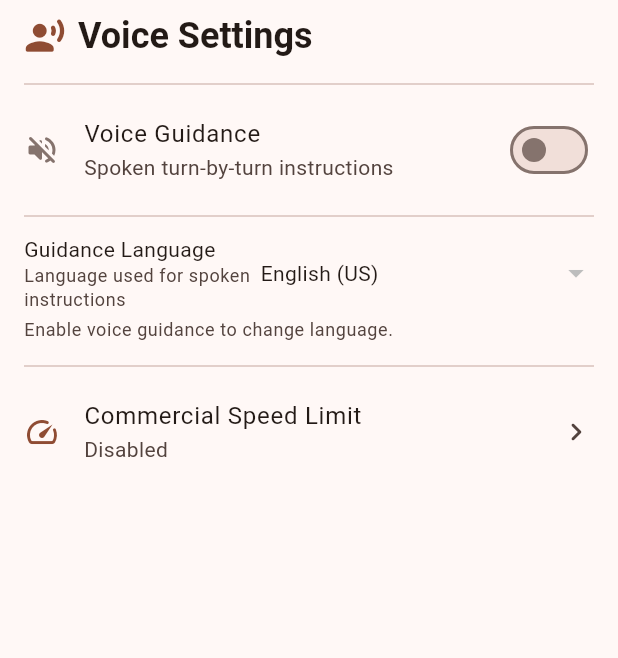
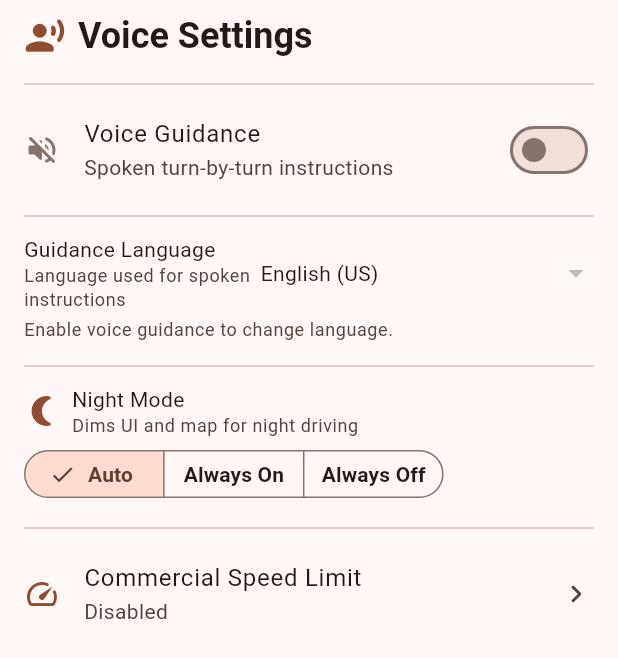
Before and after one commit to dukens11-create/kingtrux, a Flutter app: the VoiceSettingsSheet widget shown alone on an empty page, opened directly, after a tap on "Voice Guidance", on a phone screen of 412 x 824 dp. Shown: the top 658 px of the screen. Run offline on Flutter 3.47's test engine with Material 3 defaults, Android fonts, the phone set to English and light mode, and no system bars; our stand-ins replace flutter_tts, geolocator, google_maps_flutter, shared_preferences, speech_to_text; missing offline and left inert: purchases_flutter; accounts and stored records are empty.

Commit message:
feat: implement automatic night mode for KINGTRUX navigation
- Add NightModeOption enum (auto/alwaysOn/alwaysOff) and NightModeSettingsService
  with SharedPreferences persistence and isNightByTime() helper
- Add nightModeOption state and isNightMode getter to AppState;
  load persisted setting during init(); periodic auto-timer updates
  isNightMode every minute when in Auto mode
- Drive MaterialApp.themeMode from AppState.isNightMode in app.dart
- Update map_screen _syncMapStyle() to use AppState.isNightMode
  so dark map style tracks night mode (not just system brightness)
- Add Night Mode SegmentedButton to VoiceSettingsSheet settings panel
- Add night_mode_test.dart: isNightByTime boundary checks + save/load round-trips

Co-authored-by: dukens11-create <249652828+dukens11-create@users.noreply.github.com>

```diff
--- a/lib/app.dart
+++ b/lib/app.dart
@@ -12,13 +12,15 @@ class KingTruxApp extends StatelessWidget {
   Widget build(BuildContext context) {
     return ChangeNotifierProvider(
       create: (_) => AppState(),
-      child: MaterialApp(
-        title: 'KINGTRUX',
-        theme: AppTheme.light,
-        darkTheme: AppTheme.dark,
-        themeMode: ThemeMode.system,
-        home: const MapScreen(),
-        debugShowCheckedModeBanner: false,
+      child: Consumer<AppState>(
+        builder: (context, state, _) => MaterialApp(
+          title: 'KINGTRUX',
+          theme: AppTheme.light,
+          darkTheme: AppTheme.dark,
+          themeMode: state.isNightMode ? ThemeMode.dark : ThemeMode.light,
+          home: const MapScreen(),
+          debugShowCheckedModeBanner: false,
+        ),
       ),
     );
   }
--- /dev/null
+++ b/lib/services/night_mode_service.dart
@@ -0,0 +1,45 @@
+import 'package:shared_preferences/shared_preferences.dart';
+
+/// Controls when the app switches to the dark/night UI theme.
+enum NightModeOption {
+  /// Automatically switch to night mode between 20:00 and 05:59 local time.
+  auto,
+
+  /// Always use the dark/night theme regardless of the time.
+  alwaysOn,
+
+  /// Always use the light/day theme regardless of the time.
+  alwaysOff,
+}
+
+/// Persists [NightModeOption] to device storage via [SharedPreferences].
+class NightModeSettingsService {
+  static const _key = 'night_mode_option';
+
+  /// Returns `true` if [now] falls within the nighttime window (20:00–05:59).
+  static bool isNightByTime(DateTime now) {
+    return now.hour >= 20 || now.hour < 6;
+  }
+
+  /// Load the persisted [NightModeOption].
+  ///
+  /// Returns [NightModeOption.auto] when no value has been saved or on error.
+  Future<NightModeOption> load() async {
+    try {
+      final prefs = await SharedPreferences.getInstance();
+      final raw = prefs.getString(_key);
+      return NightModeOption.values.firstWhere(
+        (o) => o.name == raw,
+        orElse: () => NightModeOption.auto,
+      );
+    } catch (_) {
+      return NightModeOption.auto;
+    }
+  }
+
+  /// Persist [option] to device storage.
+  Future<void> save(NightModeOption option) async {
+    final prefs = await SharedPreferences.getInstance();
+    await prefs.setString(_key, option.name);
+  }
+}
--- a/lib/state/app_state.dart
+++ b/lib/state/app_state.dart
@@ -43,6 +43,7 @@ import '../services/truck_speed_limit_service.dart';
 import '../models/truck_stop_brand.dart';
 import '../services/truck_stop_brand_settings_service.dart';
 import '../services/truck_stop_filter_service.dart';
+import '../services/night_mode_service.dart';
 
 /// Application state management using ChangeNotifier
 class AppState extends ChangeNotifier {
@@ -71,10 +72,13 @@ class AppState extends ChangeNotifier {
   final TruckSpeedLimitService _truckSpeedLimitService = TruckSpeedLimitService();
   final TruckStopBrandSettingsService _truckStopBrandSettingsService =
       TruckStopBrandSettingsService();
+  final NightModeSettingsService _nightModeSettingsService =
+      NightModeSettingsService();
   final _uuid = const Uuid();
   StreamSubscription<Position>? _routeMonitorSub;
   StreamSubscription<Position>? _speedMonitorSub;
   Timer? _forecastTimer;
+  Timer? _nightModeTimer;
   // Lazily initialised on first use; never touched during unit tests unless
   // voice guidance is explicitly invoked.
   FlutterTts? _ttsInstance;
@@ -184,6 +188,31 @@ class AppState extends ChangeNotifier {
   /// Legal commercial truck speed limit for [currentUsState] in mph, or `null`
   /// when the state is unknown or has no entry in the database.
   double? stateTruckSpeedLimitMph;
+
+  // ---------------------------------------------------------------------------
+  // Night mode state
+  // ---------------------------------------------------------------------------
+
+  /// Controls when the app switches to the dark/night theme.
+  ///
+  /// Defaults to [NightModeOption.auto] (night hours 20:00–05:59).
+  NightModeOption nightModeOption = NightModeOption.auto;
+
+  /// Returns `true` when the dark/night theme should currently be active.
+  ///
+  /// - [NightModeOption.alwaysOn] → always `true`
+  /// - [NightModeOption.alwaysOff] → always `false`
+  /// - [NightModeOption.auto] → `true` between 20:00 and 05:59 local time
+  bool get isNightMode {
+    switch (nightModeOption) {
+      case NightModeOption.alwaysOn:
+        return true;
+      case NightModeOption.alwaysOff:
+        return false;
+      case NightModeOption.auto:
+        return NightModeSettingsService.isNightByTime(DateTime.now());
+    }
+  }
 
   // ---------------------------------------------------------------------------
   // Hazard alert state
@@ -346,6 +375,13 @@ class AppState extends ChangeNotifier {
     } catch (e) {
       debugPrint('Error loading truck stop brand settings: $e');
     }
+    try {
+      nightModeOption = await _nightModeSettingsService.load();
+      notifyListeners();
+    } catch (e) {
+      debugPrint('Error loading night mode settings: $e');
+    }
+    _startNightModeTimer();
     try {
       await refreshMyLocation();
     } catch (e) {
@@ -913,6 +949,33 @@ class AppState extends ChangeNotifier {
     notifyListeners();
   }
 
+  /// Update the night mode option and persist it.
+  ///
+  /// In [NightModeOption.auto] mode a minute-level timer keeps the theme in
+  /// sync as the day transitions; the timer is started/stopped automatically.
+  void setNightModeOption(NightModeOption option) {
+    nightModeOption = option;
+    _nightModeSettingsService.save(option).catchError(
+      (Object e) => debugPrint('Error saving night mode option: $e'),
+    );
+    _startNightModeTimer();
+    notifyListeners();
+  }
+
+  /// Starts (or restarts) the periodic timer that keeps [isNightMode] up to
+  /// date when [nightModeOption] is [NightModeOption.auto].
+  ///
+  /// The timer fires every minute and calls [notifyListeners] so that widgets
+  /// rebuild when the day/night boundary is crossed.  When auto mode is not
+  /// active the timer is cancelled because [isNightMode] is constant.
+  void _startNightModeTimer() {
+    _nightModeTimer?.cancel();
+    if (nightModeOption != NightModeOption.auto) return;
+    _nightModeTimer = Timer.periodic(const Duration(minutes: 1), (_) {
+      notifyListeners();
+    });
+  }
+
   /// Update the global toll avoidance preference and persist it.
   ///
   /// If a destination is already set, the route is automatically recalculated
@@ -1411,6 +1474,7 @@ class AppState extends ChangeNotifier {
   void dispose() {
     _stopRouteMonitoring();
     _speedMonitorSub?.cancel();
+    _nightModeTimer?.cancel();
     _navService.stop();
     _ttsInstance?.stop();
     super.dispose();
--- a/lib/ui/map_screen.dart
+++ b/lib/ui/map_screen.dart
@@ -46,11 +46,11 @@ class _MapScreenState extends State<MapScreen> {
     _syncMapStyle();
   }
 
-  /// Apply dark/light map style to match app theme.
+  /// Apply dark/light map style to match night mode state.
   Future<void> _syncMapStyle() async {
     final controller = _mapController;
     if (controller == null) return;
-    final isDark = Theme.of(context).brightness == Brightness.dark;
+    final isDark = context.read<AppState>().isNightMode;
     if (isDark && !_darkMapApplied) {
       await controller.setMapStyle(kDarkMapStyle);
       _darkMapApplied = true;
--- a/lib/ui/widgets/voice_settings_sheet.dart
+++ b/lib/ui/widgets/voice_settings_sheet.dart
@@ -2,6 +2,7 @@ import 'package:flutter/material.dart';
 import 'package:flutter/services.dart';
 import 'package:provider/provider.dart';
 import '../../state/app_state.dart';
+import '../../services/night_mode_service.dart';
 import '../theme/app_theme.dart';
 import 'commercial_speed_settings_sheet.dart';
 
@@ -20,6 +21,12 @@ class VoiceSettingsSheet extends StatelessWidget {
     'hi-IN': 'हिंदी (Hindi)',
     'ht-HT': 'Kreyòl Ayisyen (Haitian Creole)',
     'zh-CN': '中文 (Chinese Mandarin)',
+  };
+
+  static const Map<NightModeOption, String> _nightModeLabels = {
+    NightModeOption.auto: 'Auto',
+    NightModeOption.alwaysOn: 'Always On',
+    NightModeOption.alwaysOff: 'Always Off',
   };
 
   @override
@@ -132,6 +139,52 @@ class VoiceSettingsSheet extends StatelessWidget {
                 const SizedBox(height: AppTheme.spaceSM),
                 const Divider(),
 
+                // Night mode option
+                Padding(
+                  padding: const EdgeInsets.symmetric(
+                      vertical: AppTheme.spaceXS),
+                  child: Row(
+                    children: [
+                      Icon(Icons.nightlight_round, color: cs.primary),
+                      const SizedBox(width: AppTheme.spaceSM),
+                      Expanded(
+                        child: Column(
+                          crossAxisAlignment: CrossAxisAlignment.start,
+                          children: [
+                            Text('Night Mode', style: tt.bodyMedium),
+                            Text(
+                              'Dims UI and map for night driving',
+                              style: tt.bodySmall
+                                  ?.copyWith(color: cs.onSurfaceVariant),
+                            ),
+                          ],
+                        ),
+                      ),
+                    ],
+                  ),
+                ),
+                SegmentedButton<NightModeOption>(
+                  segments: NightModeOption.values
+                      .map(
+                        (o) => ButtonSegment(
+                          value: o,
+                          label: Text(_nightModeLabels[o]!),
+                        ),
+                      )
+                      .toList(),
+                  selected: {state.nightModeOption},
+                  onSelectionChanged: (selected) {
+                    HapticFeedback.selectionClick();
+                    state.setNightModeOption(selected.first);
+                  },
+                  style: const ButtonStyle(
+                    visualDensity: VisualDensity.compact,
+                  ),
+                ),
+
+                const SizedBox(height: AppTheme.spaceSM),
+                const Divider(),
+
                 // Commercial speed alert shortcut
                 ListTile(
                   leading: Icon(Icons.speed_rounded, color: cs.primary),
```
Also changed, not shown: 1 other file.
